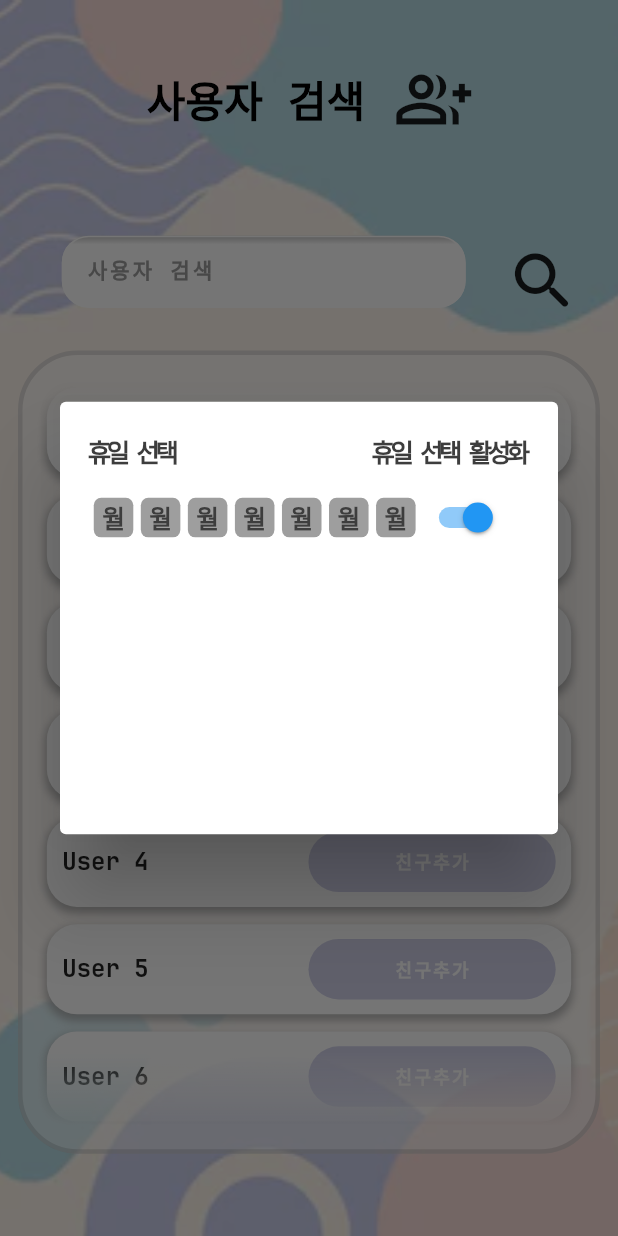
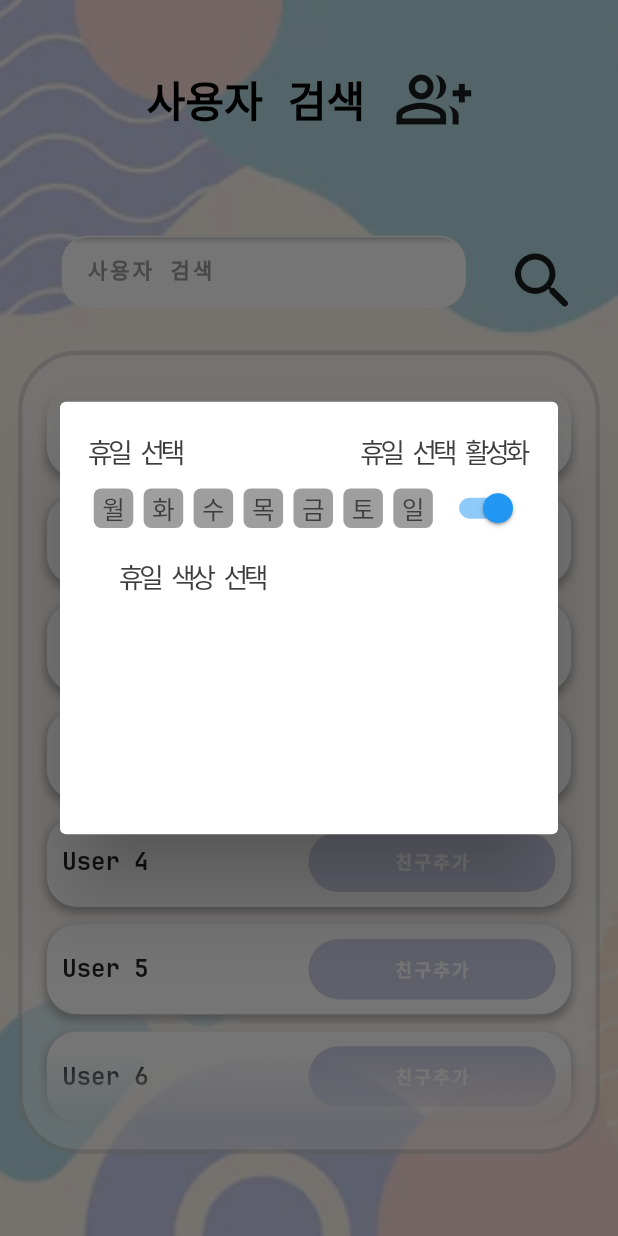
Before and after one commit to NoGravyBeef/SWE, a Flutter app: the UserSearchScreen screen opened directly, after a tap on "친구추가", on a phone screen of 412 x 824 dp. Run offline on Flutter 3.47's test engine with Material 2 defaults, Android fonts, the phone set to English and light mode, and no system bars.

Commit message:
색상 선택 부분 만들면 댐

```diff
--- a/lib/popup/holyday_setup.dart
+++ b/lib/popup/holyday_setup.dart
@@ -22,10 +22,10 @@ class HolydaySet extends StatefulWidget {
 }
 
 class _HolydaySetState extends State<HolydaySet> {
+  bool isChecked = true;
   @override
   Widget build(BuildContext context) {
     var screenSize = MediaQuery.of(context).size;
-    bool isChecked = true;
 
     return Dialog(
       child: Container(
@@ -45,9 +45,9 @@ class _HolydaySetState extends State<HolydaySet> {
                     '휴일 선택',
                     style: TextStyle(
                       color: Color.fromARGB(255, 61, 61, 61),
-                      fontSize: 17, // 폰트 크기 조절
+                      fontSize: 18, // 폰트 크기 조절
                       fontFamily: 'JetBrain',
-                      fontWeight: FontWeight.w700,
+                      fontWeight: FontWeight.w500,
                       letterSpacing: -3,
                     ),
                   ),
@@ -55,18 +55,18 @@ class _HolydaySetState extends State<HolydaySet> {
                     '휴일 선택 활성화',
                     style: TextStyle(
                       color: Color.fromARGB(255, 61, 61, 61),
-                      fontSize: 17, // 폰트 크기 조절
+                      fontSize: 18, // 폰트 크기 조절
                       fontFamily: 'JetBrain',
-                      fontWeight: FontWeight.w700,
+                      fontWeight: FontWeight.w500,
                       letterSpacing: -3,
                     ),
                   ),
                 ],
               ),
             ),
-            SizedBox(height: screenSize.height * 0.01),
             //"월 화 수 목 금 토 일" 버튼 파트
             Row(
+              mainAxisAlignment: MainAxisAlignment.spaceBetween,
               children: [
                 Container(
                   height: screenSize.height * 0.032,
@@ -91,7 +91,7 @@ class _HolydaySetState extends State<HolydaySet> {
                         color: const Color.fromARGB(255, 61, 61, 61),
                         fontSize: screenSize.height * 0.02, // 폰트 크기 조절
                         fontFamily: 'JetBrain',
-                        fontWeight: FontWeight.w700,
+                        fontWeight: FontWeight.w500,
                       ),
                     ),
                   ),
@@ -114,12 +114,12 @@ class _HolydaySetState extends State<HolydaySet> {
                       tapTargetSize: MaterialTapTargetSize.shrinkWrap,
                     ),
                     child: Text(
-                      '월',
+                      '화',
                       style: TextStyle(
                         color: const Color.fromARGB(255, 61, 61, 61),
                         fontSize: screenSize.height * 0.02, // 폰트 크기 조절
                         fontFamily: 'JetBrain',
-                        fontWeight: FontWeight.w700,
+                        fontWeight: FontWeight.w500,
                       ),
                     ),
                   ),
@@ -142,12 +142,12 @@ class _HolydaySetState extends State<HolydaySet> {
                       tapTargetSize: MaterialTapTargetSize.shrinkWrap,
                     ),
                     child: Text(
-                      '월',
+                      '수',
                       style: TextStyle(
                         color: const Color.fromARGB(255, 61, 61, 61),
                         fontSize: screenSize.height * 0.02, // 폰트 크기 조절
                         fontFamily: 'JetBrain',
-                        fontWeight: FontWeight.w700,
+                        fontWeight: FontWeight.w500,
                       ),
                     ),
                   ),
@@ -170,12 +170,12 @@ class _HolydaySetState extends State<HolydaySet> {
                       tapTargetSize: MaterialTapTargetSize.shrinkWrap,
                     ),
                     child: Text(
-                      '월',
+                      '목',
                       style: TextStyle(
                         color: const Color.fromARGB(255, 61, 61, 61),
                         fontSize: screenSize.height * 0.02, // 폰트 크기 조절
                         fontFamily: 'JetBrain',
-                        fontWeight: FontWeight.w700,
+                        fontWeight: FontWeight.w500,
                       ),
                     ),
                   ),
@@ -198,12 +198,12 @@ class _HolydaySetState extends State<HolydaySet> {
                       tapTargetSize: MaterialTapTargetSize.shrinkWrap,
                     ),
                     child: Text(
-                      '월',
+                      '금',
                       style: TextStyle(
                         color: const Color.fromARGB(255, 61, 61, 61),
                         fontSize: screenSize.height * 0.02, // 폰트 크기 조절
                         fontFamily: 'JetBrain',
-                        fontWeight: FontWeight.w700,
+                        fontWeight: FontWeight.w500,
                       ),
                     ),
                   ),
@@ -226,12 +226,12 @@ class _HolydaySetState extends State<HolydaySet> {
                       tapTargetSize: MaterialTapTargetSize.shrinkWrap,
                     ),
                     child: Text(
-                      '월',
+                      '토',
                       style: TextStyle(
                         color: const Color.fromARGB(255, 61, 61, 61),
                         fontSize: screenSize.height * 0.02, // 폰트 크기 조절
                         fontFamily: 'JetBrain',
-                        fontWeight: FontWeight.w700,
+                        fontWeight: FontWeight.w500,
                       ),
                     ),
                   ),
@@ -254,12 +254,12 @@ class _HolydaySetState extends State<HolydaySet> {
                       tapTargetSize: MaterialTapTargetSize.shrinkWrap,
                     ),
                     child: Text(
-                      '월',
+                      '일',
                       style: TextStyle(
                         color: const Color.fromARGB(255, 61, 61, 61),
                         fontSize: screenSize.height * 0.02, // 폰트 크기 조절
                         fontFamily: 'JetBrain',
-                        fontWeight: FontWeight.w700,
+                        fontWeight: FontWeight.w500,
                       ),
                     ),
                   ),
@@ -270,12 +270,29 @@ class _HolydaySetState extends State<HolydaySet> {
                   onChanged: (value) {
                     setState(() {
                       isChecked = value;
-                      print(isChecked);
                     });
                   },
                 ),
               ],
             ),
+            SizedBox(height: screenSize.height * 0.01),
+            Row(
+              children: [
+                SizedBox(width: screenSize.width * 0.05),
+                const Text(
+                  '휴일 색상 선택',
+                  style: TextStyle(
+                    color: Color.fromARGB(255, 61, 61, 61),
+                    fontSize: 18, // 폰트 크기 조절
+                    fontFamily: 'JetBrain',
+                    fontWeight: FontWeight.w500,
+                    letterSpacing: -3,
+                  ),
+                ),
+              ],
+            ),
+            SizedBox(width: screenSize.width * 0.05),
+            //색상 선택 버튼 부분
           ],
         ),
       ),
```
